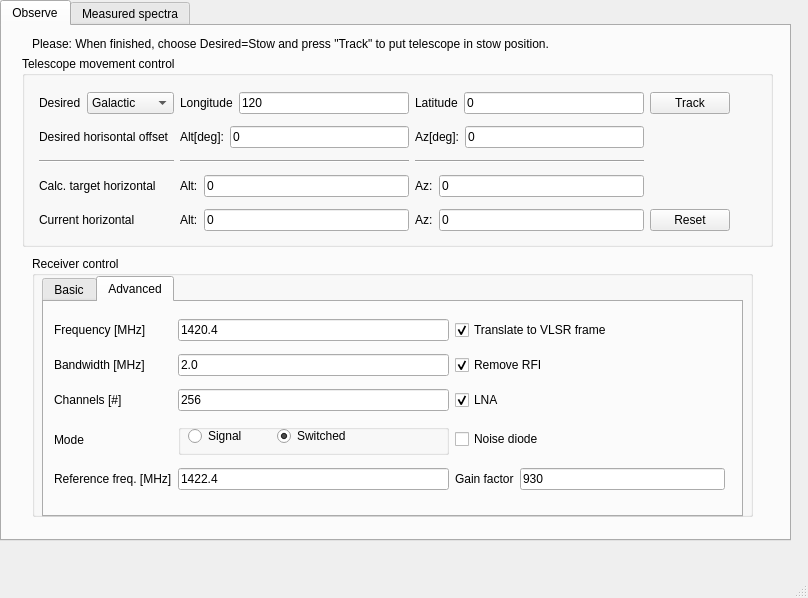
The window that Control_program/SALSA_UI.ui (varenius/salsa) describes before a commit, drawn with Qt 5.
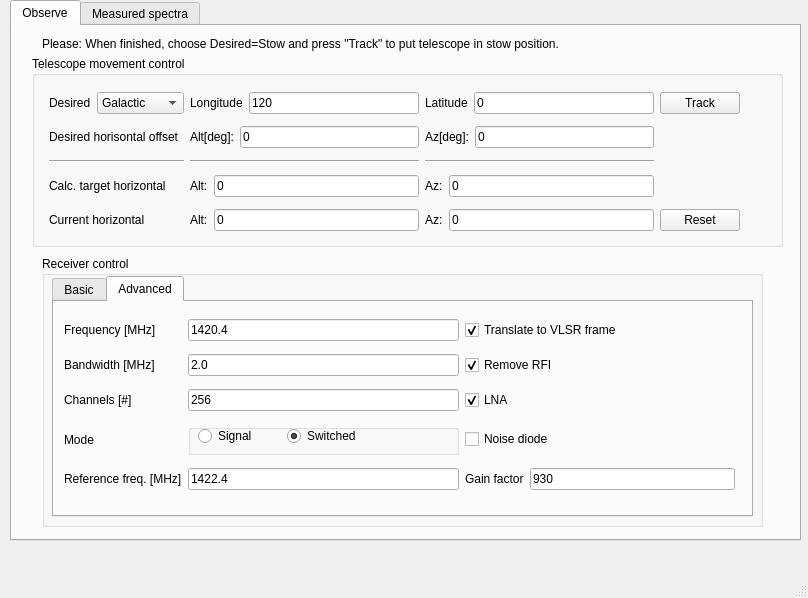
The same window after the commit. The open tabs and pages were chosen to show the change.

Patch:
```diff
--- a/Control_program/SALSA_UI.ui
+++ b/Control_program/SALSA_UI.ui
@@ -17,7 +17,7 @@
    <widget class="QTabWidget" name="tabWidget">
     <property name="geometry">
      <rect>
-      <x>0</x>
+      <x>10</x>
       <y>0</y>
       <width>791</width>
       <height>541</height>
@@ -334,7 +334,7 @@
         <x>30</x>
         <y>230</y>
         <width>721</width>
-        <height>261</height>
+        <height>271</height>
        </rect>
       </property>
       <property name="title">
```
Left out of the diff: 4 changed lines with no effect on the pictures.
